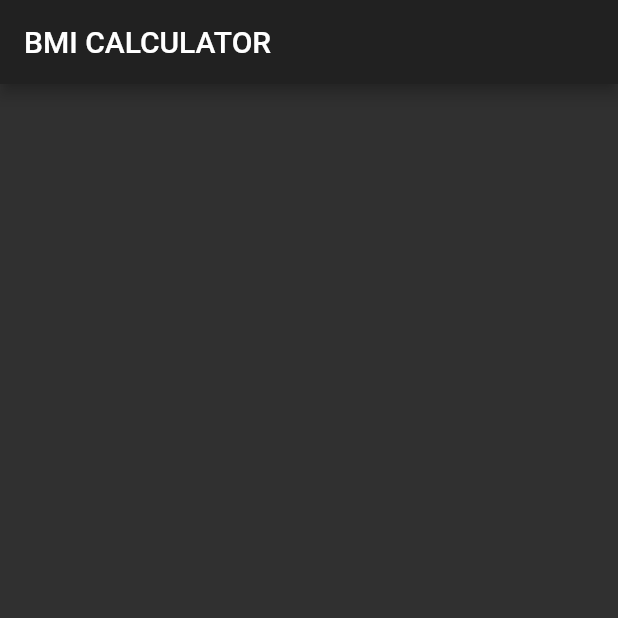
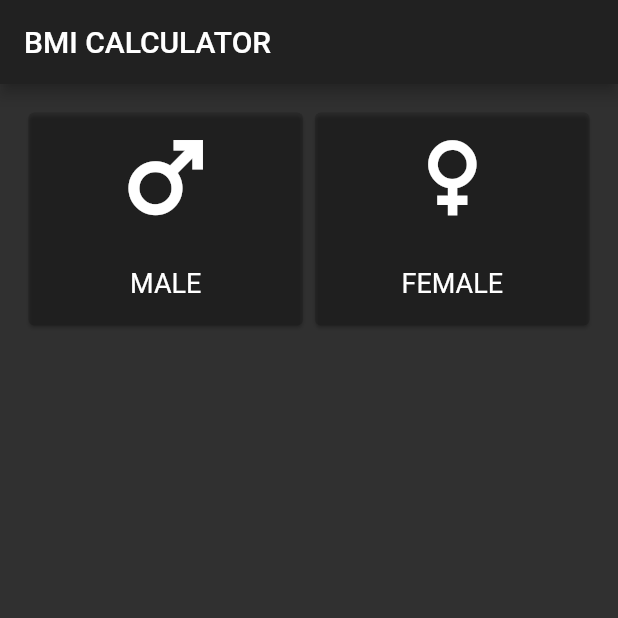
Before and after one commit to Junaidhassan99/bmi_calculator_clone, a Flutter app: the screen it shows after launch, on a phone screen of 412 x 824 dp, the top half of it. Run offline on Flutter 3.47's test engine with Material 2 defaults, Android fonts, the phone set to English and light mode, and no system bars.

Commit message:
Male and Female card completed.

```diff
--- /dev/null
+++ b/assets/config.json
@@ -0,0 +1,22 @@
+{
+  "name": "Gend",
+  "css_prefix_text": "",
+  "css_use_suffix": false,
+  "hinting": true,
+  "units_per_em": 1000,
+  "ascent": 850,
+  "glyphs": [
+    {
+      "uid": "51d26008d35b3c8b15a48f49e2b08860",
+      "css": "male",
+      "code": 59392,
+      "src": "elusive"
+    },
+    {
+      "uid": "471497b78b90ca63aa21b13bf4c46cf4",
+      "css": "female",
+      "code": 59393,
+      "src": "elusive"
+    }
+  ]
+}
--- /dev/null
+++ b/lib/icons/gend_icons.dart
@@ -0,0 +1,30 @@
+/// Flutter icons Gend
+/// Copyright (C) 2020 by original authors @ fluttericon.com, fontello.com
+/// This font was generated by FlutterIcon.com, which is derived from Fontello.
+///
+/// To use this font, place it in your fonts/ directory and include the
+/// following in your pubspec.yaml
+///
+//  flutter:
+//    fonts:
+//     - family:  Gend
+//       fonts:
+//        - asset: fonts/Gend.ttf
+///
+///
+/// * Elusive, Copyright (C) 2013 by Aristeides Stathopoulos
+///         Author:    Aristeides Stathopoulos
+///         License:   SIL (http://scripts.sil.org/OFL)
+///         Homepage:  http://aristeides.com/
+///
+import 'package:flutter/widgets.dart';
+
+class Gend {
+  Gend._();
+
+  static const _kFontFam = 'Gend';
+  static const _kFontPkg = null;
+
+  static const IconData male = IconData(0xe800, fontFamily: _kFontFam, fontPackage: _kFontPkg);
+  static const IconData female = IconData(0xe801, fontFamily: _kFontFam, fontPackage: _kFontPkg);
+}
--- a/lib/main.dart
+++ b/lib/main.dart
@@ -6,22 +6,17 @@ void main() {
 }
 
 class BmiCalculatorApp extends StatelessWidget {
+
   @override
   Widget build(BuildContext context) {
     return MaterialApp(
       theme: ThemeData(
         brightness: Brightness.light,
-        /* light theme settings */
       ),
       darkTheme: ThemeData(
         brightness: Brightness.dark,
-        /* dark theme settings */
       ),
       themeMode: ThemeMode.dark,
-      /* ThemeMode.system to follow system theme,
-         ThemeMode.light for light theme,
-         ThemeMode.dark for dark theme
-      */
       home: HomeScreen(),
     );
   }
--- a/lib/screens/HomeScreen.dart
+++ b/lib/screens/HomeScreen.dart
@@ -1,3 +1,4 @@
+import 'package:bmi_calculator_clone/widgets/gender_selector.dart';
 import 'package:flutter/material.dart';
 
 class HomeScreen extends StatelessWidget {
@@ -7,6 +8,15 @@ class HomeScreen extends StatelessWidget {
       appBar: AppBar(
         title: Text('BMI CALCULATOR'),
       ),
+      body: Padding(
+        padding: EdgeInsets.all(15),
+        child: Row(
+          children: [
+            GenderSelector(GenderEnum.MALE),
+            GenderSelector(GenderEnum.FEMALE),
+          ],
+        ),
+      ),
     );
   }
 }
--- /dev/null
+++ b/lib/widgets/gender_selector.dart
@@ -0,0 +1,37 @@
+import 'package:bmi_calculator_clone/icons/gend_icons.dart';
+import 'package:flutter/material.dart';
+
+enum GenderEnum {
+  MALE,
+  FEMALE,
+}
+
+class GenderSelector extends StatelessWidget {
+  final GenderEnum gender;
+  GenderSelector(this.gender);
+  @override
+  Widget build(BuildContext context) {
+    return Expanded(
+      child: Container(
+        height: 150,
+        //width: MediaQuery.of(context).size.width * 0.5,
+        child: Card(
+          color: Colors.black12,
+          child: Column(
+            mainAxisAlignment: MainAxisAlignment.spaceAround,
+            children: [
+              Icon(
+                gender == GenderEnum.MALE ? Gend.male : Gend.female,
+                size: 50,
+              ),
+              Text(
+                gender == GenderEnum.MALE ? 'MALE' : 'FEMALE',
+                style: TextStyle(fontSize: 18),
+              ),
+            ],
+          ),
+        ),
+      ),
+    );
+  }
+}
```
Also changed, not shown: pubspec.yaml (+6 -4 lines), assets/fonts/Gend.ttf (added).
